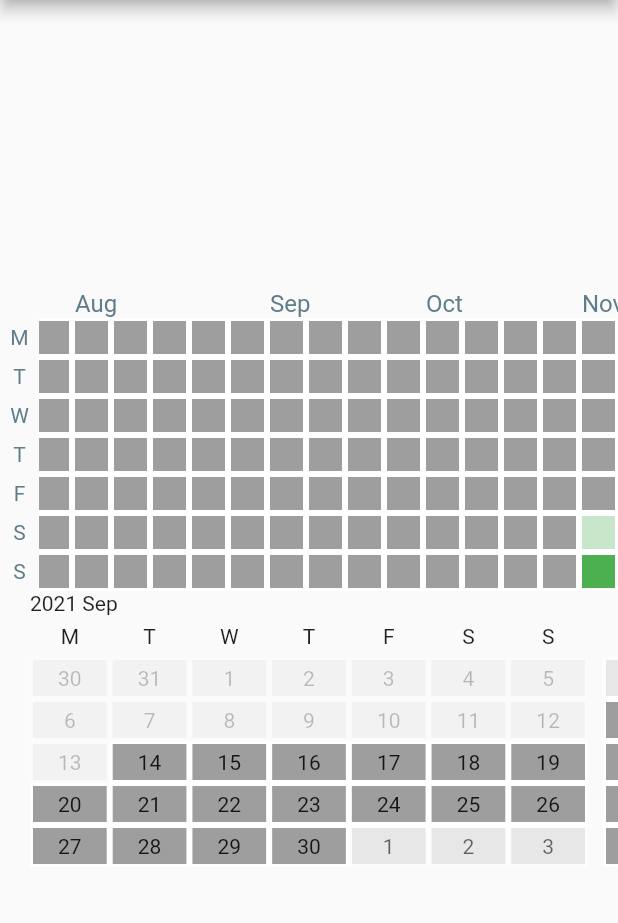
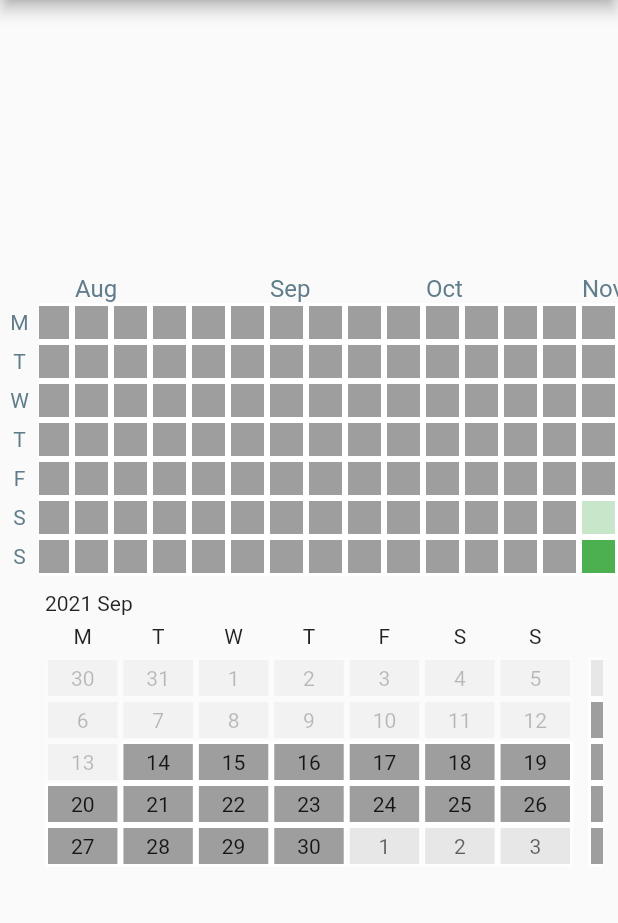
Before and after one commit to av-ugolkov/heatmap_calendar, a Flutter app: the screen it shows after launch, on a phone screen of 412 x 824 dp, the part 84-1007 px from its top. Run offline on Flutter 3.47's test engine with Material 2 defaults, Android fonts, the phone set to English and light mode, and no system bars.

Commit message:
обработка паддинга

```diff
--- a/example/lib/main.dart
+++ b/example/lib/main.dart
@@ -70,7 +70,9 @@ class _MyHomePageState extends State<MyHomePage> {
               log(tapDate.toString());
             },
           ),
-          HeatMapCalendarMonth(
+          Padding(
+            padding: const EdgeInsets.all(10.0),
+            child: HeatMapCalendarMonth(
               startDate: DateTime(2021, 9, 14),
               finishDate: DateTime(2022, 9, 21),
               input: {
@@ -95,6 +97,7 @@ class _MyHomePageState extends State<MyHomePage> {
               cellHeight: 28,
               weekDaysLabels: TimeUtils.defaultWeekLabels,
             ),
+          ),
         ],
       ),
     );
--- a/lib/heatmap_calendar_month/heatmap_calendar_month.dart
+++ b/lib/heatmap_calendar_month/heatmap_calendar_month.dart
@@ -102,12 +102,10 @@ class _HeatMapCalendarMonthState extends State<HeatMapCalendarMonth> {
                 listMonths: _listMonths,
                 heightWidget: 5 * widget.cellHeight,
                 callbackEndScroll: (indexMonth) {
-                  setState(() {
-                    var scrollDate = DateUtils.addMonthsToMonthDate(
-                        widget.startDate, indexMonth);
-                    _labelYearMonth =
-                        '${scrollDate.year} ${widget.monthsLabels[scrollDate.month]}';
-                  });
+                  var scrollDate = DateUtils.addMonthsToMonthDate(
+                      widget.startDate, indexMonth);
+                  _labelYearMonth =
+                      '${scrollDate.year} ${widget.monthsLabels[scrollDate.month]}';
                 },
               ),
             ],
--- a/lib/heatmap_calendar_month/heatmap_list_view_months.dart
+++ b/lib/heatmap_calendar_month/heatmap_list_view_months.dart
@@ -30,11 +30,12 @@ class _HeatMapListViewMonthsState extends State<HeatMapListViewMonths> {
   @override
   Widget build(BuildContext context) {
     var data = InheritedHeatMapCalendarMonth.of(context);
-    final maxWidth = MediaQuery.of(context).size.width;
     _monthWidth =
         (data.cellWidth + HeatMapCalendarMonth.margin) * DateTime.daysPerWeek -
             data.spaceMonth;
 
+    return LayoutBuilder(builder: (context, constraints) {
+      var maxWidth = constraints.maxWidth;
       return SizedBox(
         height: widget.heightWidget,
         child: NotificationListener(
@@ -60,6 +61,7 @@ class _HeatMapListViewMonthsState extends State<HeatMapListViewMonths> {
           },
         ),
       );
+    });
   }
 
   _animScroll(double scrollPosition) {
```
Lines whose indentation alone changed are shown as unchanged.
